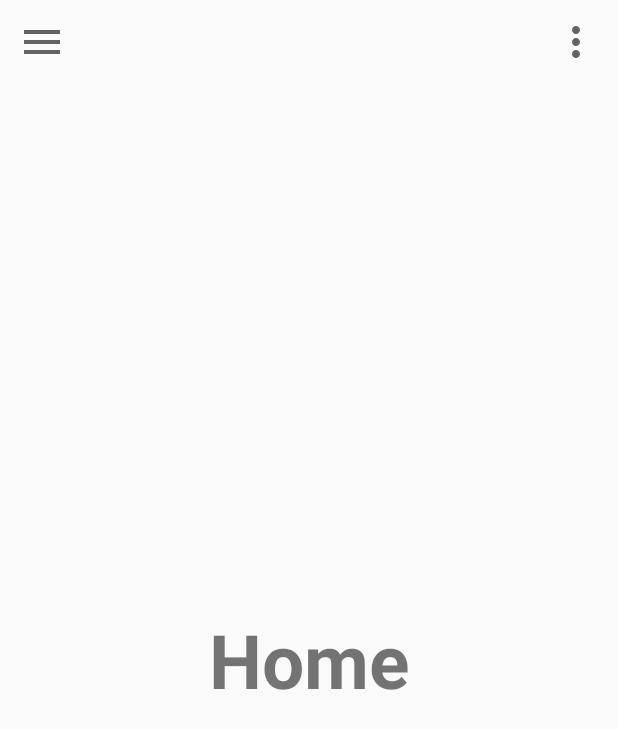
After one commit to ShijieZ123/COMP90018Asm2_02, an Android app: the layout activity_content.xml on its own in the app's theme, with its tools: preview values and no code run, on a phone screen of 412 x 824 dp. The commit adds this screen. Shown: the top 729 px of the screen. Run offline under Robolectric (Android 15) with nearby library versions, the light colour scheme and no system bars; Roboto replaces fonts that are not available here.

Commit message:
navigation layout version 1

```diff
--- /dev/null
+++ b/app/src/main/res/drawable/ic_about_us.xml
@@ -0,0 +1,5 @@
+<vector android:height="32dp" android:tint="#636363"
+    android:viewportHeight="24" android:viewportWidth="24"
+    android:width="32dp" xmlns:android="http://schemas.android.com/apk/res/android">
+    <path android:fillColor="@android:color/white" android:pathData="M12,2C6.48,2 2,6.48 2,12s4.48,10 10,10 10,-4.48 10,-10S17.52,2 12,2zM13,17h-2v-6h2v6zM13,9h-2L11,7h2v2z"/>
+</vector>
--- /dev/null
+++ b/app/src/main/res/drawable/ic_dashboard.xml
@@ -0,0 +1,5 @@
+<vector android:height="32dp" android:tint="#636363"
+    android:viewportHeight="24" android:viewportWidth="24"
+    android:width="32dp" xmlns:android="http://schemas.android.com/apk/res/android">
+    <path android:fillColor="@android:color/white" android:pathData="M3,13h8L11,3L3,3v10zM3,21h8v-6L3,15v6zM13,21h8L21,11h-8v10zM13,3v6h8L21,3h-8z"/>
+</vector>
--- /dev/null
+++ b/app/src/main/res/drawable/ic_home.xml
@@ -0,0 +1,5 @@
+<vector android:height="32dp" android:tint="#636363"
+    android:viewportHeight="24" android:viewportWidth="24"
+    android:width="32dp" xmlns:android="http://schemas.android.com/apk/res/android">
+    <path android:fillColor="@android:color/white" android:pathData="M10,20v-6h4v6h5v-8h3L12,3 2,12h3v8z"/>
+</vector>
--- /dev/null
+++ b/app/src/main/res/drawable/ic_logout.xml
@@ -0,0 +1,5 @@
+<vector android:height="32dp" android:tint="#636363"
+    android:viewportHeight="24" android:viewportWidth="24"
+    android:width="32dp" xmlns:android="http://schemas.android.com/apk/res/android">
+    <path android:fillColor="@android:color/white" android:pathData="M13,3h-2v10h2L13,3zM17.83,5.17l-1.42,1.42C17.99,7.86 19,9.81 19,12c0,3.87 -3.13,7 -7,7s-7,-3.13 -7,-7c0,-2.19 1.01,-4.14 2.58,-5.42L6.17,5.17C4.23,6.82 3,9.26 3,12c0,4.97 4.03,9 9,9s9,-4.03 9,-9c0,-2.74 -1.23,-5.18 -3.17,-6.83z"/>
+</vector>
--- /dev/null
+++ b/app/src/main/res/drawable/ic_menu.xml
@@ -0,0 +1,5 @@
+<vector android:height="32dp" android:tint="#636363"
+    android:viewportHeight="24" android:viewportWidth="24"
+    android:width="32dp" xmlns:android="http://schemas.android.com/apk/res/android">
+    <path android:fillColor="@android:color/white" android:pathData="M3,18h18v-2L3,16v2zM3,13h18v-2L3,11v2zM3,6v2h18L21,6L3,6z"/>
+</vector>
--- /dev/null
+++ b/app/src/main/res/drawable/ic_more.xml
@@ -0,0 +1,5 @@
+<vector android:height="32dp" android:tint="#636363"
+    android:viewportHeight="24" android:viewportWidth="24"
+    android:width="32dp" xmlns:android="http://schemas.android.com/apk/res/android">
+    <path android:fillColor="@android:color/white" android:pathData="M12,8c1.1,0 2,-0.9 2,-2s-0.9,-2 -2,-2 -2,0.9 -2,2 0.9,2 2,2zM12,10c-1.1,0 -2,0.9 -2,2s0.9,2 2,2 2,-0.9 2,-2 -0.9,-2 -2,-2zM12,16c-1.1,0 -2,0.9 -2,2s0.9,2 2,2 2,-0.9 2,-2 -0.9,-2 -2,-2z"/>
+</vector>
--- /dev/null
+++ b/app/src/main/res/layout/activity_content.xml
@@ -0,0 +1,41 @@
+<?xml version="1.0" encoding="utf-8"?>
+<androidx.drawerlayout.widget.DrawerLayout
+    xmlns:android="http://schemas.android.com/apk/res/android"
+    xmlns:app="http://schemas.android.com/apk/res-auto"
+    xmlns:tools="http://schemas.android.com/tools"
+    android:layout_width="match_parent"
+    android:layout_height="match_parent"
+    android:id="@+id/drawer_layout"
+    tools:context=".Navigation.NavigationActivity">
+
+    <LinearLayout
+        android:layout_width="match_parent"
+        android:layout_height="match_parent"
+        android:orientation="vertical">
+
+        <include
+            layout="@layout/main_toolbar"/>
+
+        <TextView
+            android:layout_width="match_parent"
+            android:layout_height="match_parent"
+            android:text="Home"
+            android:textSize="50sp"
+            android:textStyle="bold"
+            android:gravity="center"/>
+
+
+    </LinearLayout>
+
+    <RelativeLayout
+        android:layout_width="300dp"
+        android:layout_height="match_parent"
+        android:layout_gravity="start"
+        android:background="@android:color/white">
+
+        <include
+            layout="@layout/main_nav_drawer"/>
+
+    </RelativeLayout>
+
+</androidx.drawerlayout.widget.DrawerLayout>
--- /dev/null
+++ b/app/src/main/res/layout/main_toolbar.xml
@@ -0,0 +1,27 @@
+<?xml version="1.0" encoding="utf-8"?>
+<LinearLayout
+    xmlns:android="http://schemas.android.com/apk/res/android"
+    android:layout_width="match_parent"
+    android:layout_height="wrap_content"
+    android:orientation="horizontal"
+    android:padding="12dp"
+    android:layout_gravity="center_horizontal">
+
+    <ImageView
+        android:layout_width="wrap_content"
+        android:layout_height="wrap_content"
+        android:onClick="ClickMenu"
+        android:src="@drawable/ic_menu"/>
+
+    <TextView
+        android:layout_width="0dp"
+        android:layout_height="wrap_content"
+        android:layout_weight="1"/>
+
+    <ImageView
+        android:layout_width="wrap_content"
+        android:layout_height="wrap_content"
+        android:src="@drawable/ic_more" />
+
+
+</LinearLayout>
--- a/app/src/main/res/values/styles.xml
+++ b/app/src/main/res/values/styles.xml
@@ -1,7 +1,7 @@
 <resources>
 
     <!-- Base application theme. -->
-    <style name="AppTheme" parent="Theme.AppCompat.Light.DarkActionBar">
+    <style name="AppTheme" parent="Theme.AppCompat.Light.NoActionBar">
         <!-- Customize your theme here. -->
         <item name="colorPrimary">@color/colorPrimary</item>
         <item name="colorPrimaryDark">@color/colorPrimaryDark</item>
```
Also changed, not shown: app/src/main/java/com/derek/googlemap/Navigation/NavigationActivity.java (added, +120 -0 lines), app/src/main/java/com/derek/googlemap/View/MainActivity.java (+108 -0 lines), app/src/main/res/layout/activity_main.xml (+29 -5 lines), app/src/main/res/layout/main_nav_drawer.xml (added, +114 -0 lines), app/src/main/res/drawable/img.png (added).
